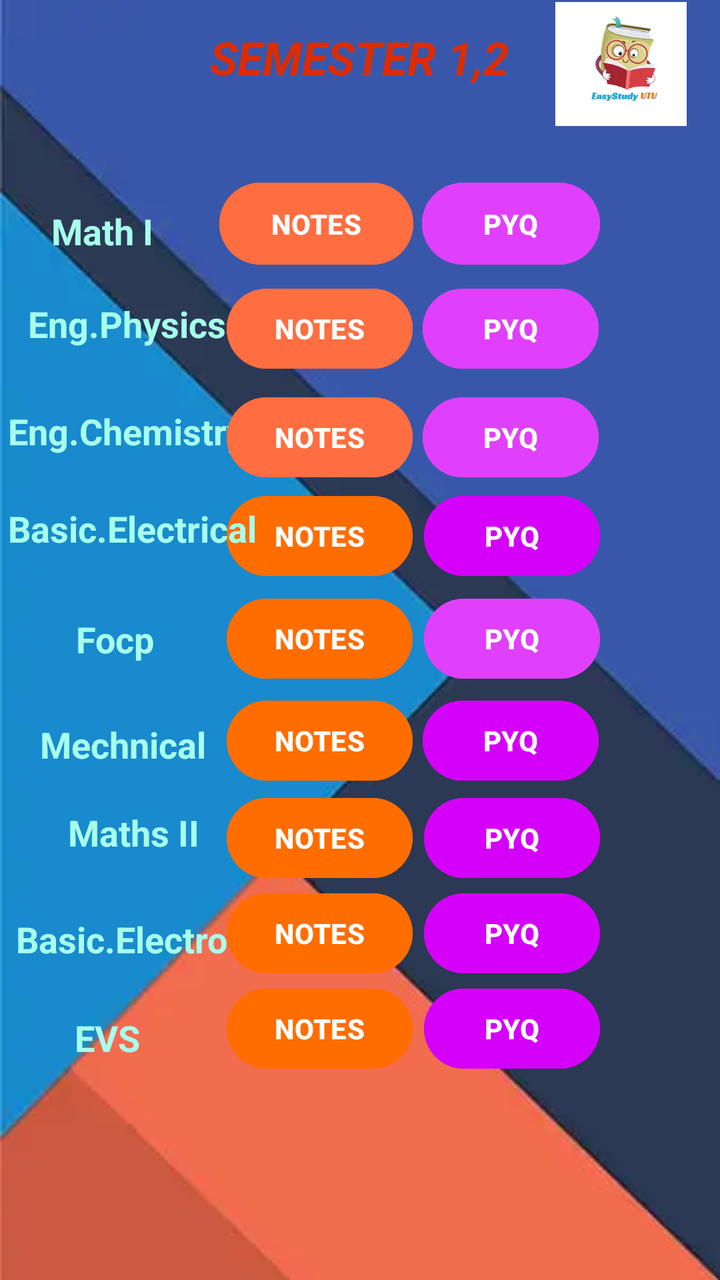
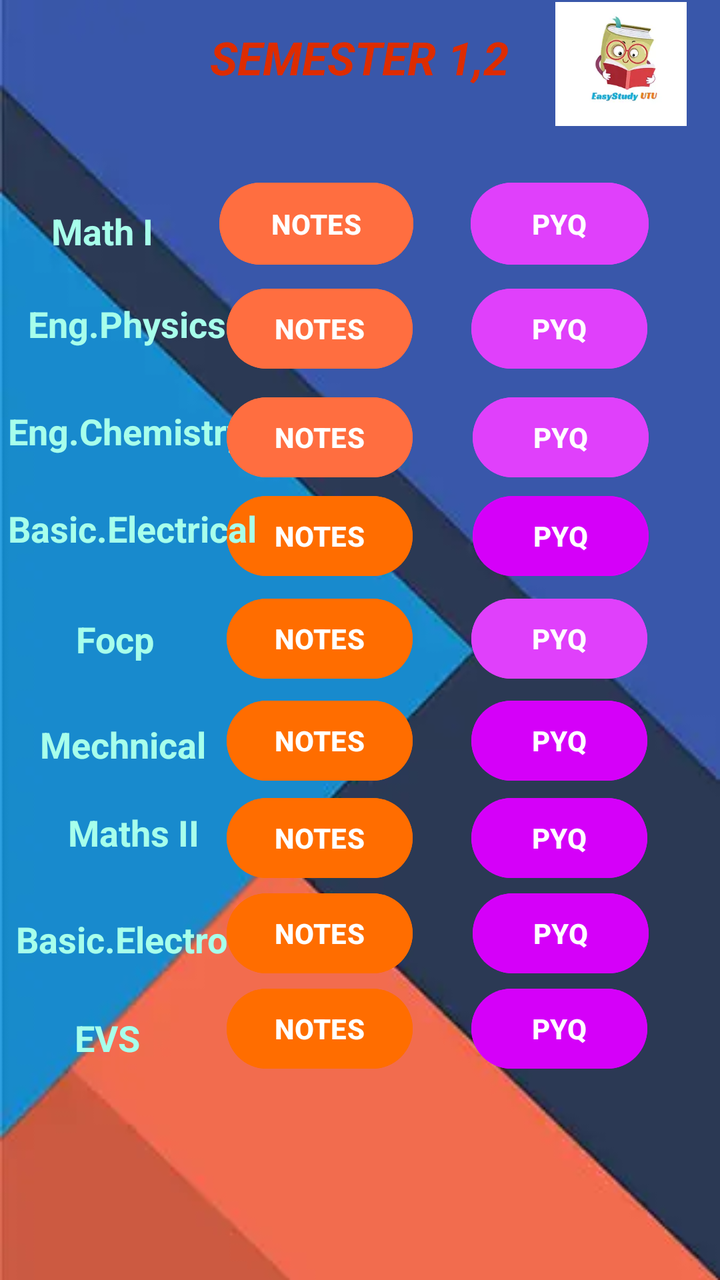

Compare the two renders of this Android layout. The source of the first and the diff that turns it into the second are given below.
<!-- AndroidManifest.xml: application theme Theme.EasyStudyUTU -->
<!-- res/layout/activity_first_year.xml -->
<?xml version="1.0" encoding="utf-8"?>
<androidx.constraintlayout.widget.ConstraintLayout xmlns:android="http://schemas.android.com/apk/res/android"
    xmlns:app="http://schemas.android.com/apk/res-auto"
    xmlns:tools="http://schemas.android.com/tools"
    android:id="@+id/main"
    android:layout_width="match_parent"
    android:layout_height="match_parent"
    android:background="@drawable/background3"
    tools:context=".FirstYear">

    <ImageView
        android:id="@+id/imageView3"
        android:layout_width="71dp"
        android:layout_height="62dp"
        app:layout_constraintBottom_toBottomOf="parent"
        app:layout_constraintEnd_toEndOf="parent"
        app:layout_constraintHorizontal_bias="0.952"
        app:layout_constraintStart_toStartOf="parent"
        app:layout_constraintTop_toTopOf="parent"
        app:layout_constraintVertical_bias="0.002"
        app:srcCompat="@drawable/applogo" />


    <Button
        android:id="@+id/math1notes"
        android:layout_width="97dp"
        android:layout_height="49dp"
        android:backgroundTint="#FF6E40"
        android:text="NOTES"
        android:textStyle="bold"
        app:layout_constraintBottom_toBottomOf="parent"
        app:layout_constraintEnd_toEndOf="parent"
        app:layout_constraintHorizontal_bias="0.417"
        app:layout_constraintStart_toStartOf="parent"
        app:layout_constraintTop_toTopOf="parent"
        app:layout_constraintVertical_bias="0.148" />

    <TextView
        android:id="@+id/textView"
        android:layout_width="wrap_content"
        android:layout_height="wrap_content"
        android:text="SEMESTER 1,2"
        android:textColor="#DD2C00"
        android:textSize="23dp"
        android:textStyle="bold|italic"
        app:layout_constraintBottom_toBottomOf="parent"
        app:layout_constraintEnd_toEndOf="parent"
        app:layout_constraintHorizontal_bias="0.498"
        app:layout_constraintStart_toStartOf="parent"
        app:layout_constraintTop_toTopOf="parent"
        app:layout_constraintVertical_bias="0.022" />

    <TextView
        android:id="@+id/textView2"
        android:layout_width="97dp"
        android:layout_height="29dp"
        android:text="Math I"
        android:textColor="#A7FFEB"
        android:textSize="18dp"
        android:textStyle="bold"
        app:layout_constraintBottom_toBottomOf="parent"
        app:layout_constraintEnd_toEndOf="parent"
        app:layout_constraintHorizontal_bias="0.098"
        app:layout_constraintStart_toStartOf="parent"
        app:layout_constraintTop_toTopOf="parent"
        app:layout_constraintVertical_bias="0.169" />

    <TextView
        android:id="@+id/textView3"
        android:layout_width="wrap_content"
        android:layout_height="wrap_content"
        android:text="Eng.Physics"
        android:textColor="#A7FFEB"
        android:textSize="18dp"
        android:textStyle="bold"
        app:layout_constraintBottom_toBottomOf="parent"
        app:layout_constraintEnd_toEndOf="parent"
        app:layout_constraintHorizontal_bias="0.054"
        app:layout_constraintStart_toStartOf="parent"
        app:layout_constraintTop_toTopOf="parent"
        app:layout_constraintVertical_bias="0.243" />

    <Button
        android:id="@+id/math1pyq"
        android:layout_width="89dp"
        android:layout_height="49dp"
        android:backgroundTint="#E040FB"
        android:text="PYQ"
        android:textStyle="bold"
        app:layout_constraintBottom_toBottomOf="parent"
        app:layout_constraintEnd_toEndOf="parent"
        app:layout_constraintHorizontal_bias="0.779"
        app:layout_constraintStart_toStartOf="parent"
        app:layout_constraintTop_toTopOf="parent"
        app:layout_constraintVertical_bias="0.148" />

    <Button
        android:id="@+id/physicsnotes"
        android:layout_width="wrap_content"
        android:layout_height="wrap_content"
        android:backgroundTint="#FF6E40"
        android:text="NOTES"
        android:textStyle="bold"
        app:layout_constraintBottom_toBottomOf="parent"
        app:layout_constraintEnd_toEndOf="parent"
        app:layout_constraintHorizontal_bias="0.424"
        app:layout_constraintStart_toStartOf="parent"
        app:layout_constraintTop_toTopOf="parent"
        app:layout_constraintVertical_bias="0.237" />

    <Button
        android:id="@+id/physicspyq"
        android:layout_width="wrap_content"
        android:layout_height="wrap_content"
        android:backgroundTint="#E040FB"
        android:text="PYQ"
        android:textStyle="bold"
        app:layout_constraintBottom_toBottomOf="parent"
        app:layout_constraintEnd_toEndOf="parent"
        app:layout_constraintHorizontal_bias="0.777"
        app:layout_constraintStart_toStartOf="parent"
        app:layout_constraintTop_toTopOf="parent"
        app:layout_constraintVertical_bias="0.237" />

    <TextView
        android:id="@+id/textView4"
        android:layout_width="126dp"
        android:layout_height="29dp"
        android:text="Eng.Chemistry"
        android:textColor="#A7FFEB"
        android:textSize="18dp"
        android:textStyle="bold"
        app:layout_constraintBottom_toBottomOf="parent"
        app:layout_constraintEnd_toEndOf="parent"
        app:layout_constraintHorizontal_bias="0.017"
        app:layout_constraintStart_toStartOf="parent"
        app:layout_constraintTop_toTopOf="parent"
        app:layout_constraintVertical_bias="0.333" />

    <Button
        android:id="@+id/chemnotes"
        android:layout_width="wrap_content"
        android:layout_height="wrap_content"
        android:backgroundTint="#FF6E40"
        android:text="NOTES"
        android:textStyle="bold"
        app:layout_constraintBottom_toBottomOf="parent"
        app:layout_constraintEnd_toEndOf="parent"
        app:layout_constraintHorizontal_bias="0.424"
        app:layout_constraintStart_toStartOf="parent"
        app:layout_constraintTop_toTopOf="parent"
        app:layout_constraintVertical_bias="0.329" />

    <Button
        android:id="@+id/chempyq"
        android:layout_width="wrap_content"
        android:layout_height="wrap_content"
        android:backgroundTint="#E040FB"
        android:text="PYQ"
        android:textStyle="bold"
        app:layout_constraintBottom_toBottomOf="parent"
        app:layout_constraintEnd_toEndOf="parent"
        app:layout_constraintHorizontal_bias="0.777"
        app:layout_constraintStart_toStartOf="parent"
        app:layout_constraintTop_toTopOf="parent"
        app:layout_constraintVertical_bias="0.329" />

    <Button
        android:id="@+id/electrinotes"
        android:layout_width="wrap_content"
        android:layout_height="wrap_content"
        android:backgroundTint="#FF6D00"
        android:text="NOTES"
        android:textStyle="bold"
        app:layout_constraintBottom_toBottomOf="parent"
        app:layout_constraintEnd_toEndOf="parent"
        app:layout_constraintHorizontal_bias="0.424"
        app:layout_constraintStart_toStartOf="parent"
        app:layout_constraintTop_toTopOf="parent"
        app:layout_constraintVertical_bias="0.412" />

    <TextView
        android:id="@+id/textView5"
        android:layout_width="126dp"
        android:layout_height="28dp"
        android:text="Basic.Electrical"
        android:textColor="#A7FFEB"
        android:textSize="18dp"
        android:textStyle="bold"
        app:layout_constraintBottom_toBottomOf="parent"
        app:layout_constraintEnd_toEndOf="parent"
        app:layout_constraintHorizontal_bias="0.017"
        app:layout_constraintStart_toStartOf="parent"
        app:layout_constraintTop_toTopOf="parent"
        app:layout_constraintVertical_bias="0.412" />

    <Button
        android:id="@+id/electripyq"
        android:layout_width="wrap_content"
        android:layout_height="wrap_content"
        android:backgroundTint="#D500F9"
        android:text="PYQ"
        android:textStyle="bold"
        app:layout_constraintBottom_toBottomOf="parent"
        app:layout_constraintEnd_toEndOf="parent"
        app:layout_constraintHorizontal_bias="0.78"
        app:layout_constraintStart_toStartOf="parent"
        app:layout_constraintTop_toTopOf="parent"
        app:layout_constraintVertical_bias="0.412" />

    <TextView
        android:id="@+id/textView6"
        android:layout_width="wrap_content"
        android:layout_height="wrap_content"
        android:text="Focp"
        android:textColor="#A7FFEB"
        android:textSize="18dp"
        android:textStyle="bold"
        app:layout_constraintBottom_toBottomOf="parent"
        app:layout_constraintEnd_toEndOf="parent"
        app:layout_constraintHorizontal_bias="0.118"
        app:layout_constraintStart_toStartOf="parent"
        app:layout_constraintTop_toTopOf="parent"
        app:layout_constraintVertical_bias="0.499" />

    <Button
        android:id="@+id/focpnotes"
        android:layout_width="wrap_content"
        android:layout_height="wrap_content"
        android:backgroundTint="#FF6D00"
        android:text="NOTES"
        android:textStyle="bold"
        app:layout_constraintBottom_toBottomOf="parent"
        app:layout_constraintEnd_toEndOf="parent"
        app:layout_constraintHorizontal_bias="0.424"
        app:layout_constraintStart_toStartOf="parent"
        app:layout_constraintTop_toTopOf="parent"
        app:layout_constraintVertical_bias="0.499" />

    <TextView
        android:id="@+id/textView7"
        android:layout_width="wrap_content"
        android:layout_height="wrap_content"
        android:text="Mechnical"
        android:textColor="#A7FFEB"
        android:textSize="18dp"
        android:textStyle="bold"
        app:layout_constraintBottom_toBottomOf="parent"
        app:layout_constraintEnd_toEndOf="parent"
        app:layout_constraintHorizontal_bias="0.072"
        app:layout_constraintStart_toStartOf="parent"
        app:layout_constraintTop_toTopOf="parent"
        app:layout_constraintVertical_bias="0.585" />

    <Button
        android:id="@+id/mechnotes"
        android:layout_width="wrap_content"
        android:layout_height="wrap_content"
        android:backgroundTint="#FF6D00"
        android:text="NOTES"
        android:textStyle="bold"
        app:layout_constraintBottom_toBottomOf="parent"
        app:layout_constraintEnd_toEndOf="parent"
        app:layout_constraintHorizontal_bias="0.424"
        app:layout_constraintStart_toStartOf="parent"
        app:layout_constraintTop_toTopOf="parent"
        app:layout_constraintVertical_bias="0.585" />

    <Button
        android:id="@+id/mechpyq"
        android:layout_width="wrap_content"
        android:layout_height="wrap_content"
        android:backgroundTint="#D500F9"
        android:text="PYQ"
        android:textStyle="bold"
        app:layout_constraintBottom_toBottomOf="parent"
        app:layout_constraintEnd_toEndOf="parent"
        app:layout_constraintHorizontal_bias="0.777"
        app:layout_constraintStart_toStartOf="parent"
        app:layout_constraintTop_toTopOf="parent"
        app:layout_constraintVertical_bias="0.585" />

    <TextView
        android:id="@+id/textView8"
        android:layout_width="wrap_content"
        android:layout_height="wrap_content"
        android:text="Maths II"
        android:textColor="#A7FFEB"
        android:textSize="18dp"
        android:textStyle="bold"
        app:layout_constraintBottom_toBottomOf="parent"
        app:layout_constraintEnd_toEndOf="parent"
        app:layout_constraintHorizontal_bias="0.115"
        app:layout_constraintStart_toStartOf="parent"
        app:layout_constraintTop_toTopOf="parent"
        app:layout_constraintVertical_bias="0.656" />

    <Button
        android:id="@+id/math2notes"
        android:layout_width="wrap_content"
        android:layout_height="wrap_content"
        android:backgroundTint="#FF6D00"
        android:text="NOTES"
        android:textStyle="bold"
        app:layout_constraintBottom_toBottomOf="parent"
        app:layout_constraintEnd_toEndOf="parent"
        app:layout_constraintHorizontal_bias="0.424"
        app:layout_constraintStart_toStartOf="parent"
        app:layout_constraintTop_toTopOf="parent"
        app:layout_constraintVertical_bias="0.667" />

    <Button
        android:id="@+id/math2pyq"
        android:layout_width="wrap_content"
        android:layout_height="wrap_content"
        android:backgroundTint="#D500F9"
        android:text="PYQ"
        android:textStyle="bold"
        app:layout_constraintBottom_toBottomOf="parent"
        app:layout_constraintEnd_toEndOf="parent"
        app:layout_constraintHorizontal_bias="0.78"
        app:layout_constraintStart_toStartOf="parent"
        app:layout_constraintTop_toTopOf="parent"
        app:layout_constraintVertical_bias="0.667" />

    <TextView
        android:id="@+id/textView9"
        android:layout_width="wrap_content"
        android:layout_height="wrap_content"
        android:text="Basic.Electro"
        android:textColor="#A7FFEB"
        android:textSize="18dp"
        android:textStyle="bold"
        app:layout_constraintBottom_toBottomOf="parent"
        app:layout_constraintEnd_toEndOf="parent"
        app:layout_constraintHorizontal_bias="0.032"
        app:layout_constraintStart_toStartOf="parent"
        app:layout_constraintTop_toTopOf="parent"
        app:layout_constraintVertical_bias="0.743" />

    <Button
        android:id="@+id/digitalelectronotes"
        android:layout_width="wrap_content"
        android:layout_height="wrap_content"
        android:backgroundTint="#FF6D00"
        android:text="NOTES"
        android:textStyle="bold"
        app:layout_constraintBottom_toBottomOf="parent"
        app:layout_constraintEnd_toEndOf="parent"
        app:layout_constraintHorizontal_bias="0.424"
        app:layout_constraintStart_toStartOf="parent"
        app:layout_constraintTop_toTopOf="parent"
        app:layout_constraintVertical_bias="0.748" />

    <Button
        android:id="@+id/digitalelectropyq"
        android:layout_width="wrap_content"
        android:layout_height="wrap_content"
        android:backgroundTint="#D500F9"
        android:text="PYQ"
        android:textStyle="bold"
        app:layout_constraintBottom_toBottomOf="parent"
        app:layout_constraintEnd_toEndOf="parent"
        app:layout_constraintHorizontal_bias="0.78"
        app:layout_constraintStart_toStartOf="parent"
        app:layout_constraintTop_toTopOf="parent"
        app:layout_constraintVertical_bias="0.748" />

    <TextView
        android:id="@+id/textView10"
        android:layout_width="63dp"
        android:layout_height="31dp"
        android:text="EVS"
        android:textColor="#A7FFEB"
        android:textSize="18dp"
        android:textStyle="bold"
        app:layout_constraintBottom_toBottomOf="parent"
        app:layout_constraintEnd_toEndOf="parent"
        app:layout_constraintHorizontal_bias="0.126"
        app:layout_constraintStart_toStartOf="parent"
        app:layout_constraintTop_toTopOf="parent"
        app:layout_constraintVertical_bias="0.832" />

    <Button
        android:id="@+id/evsnotes"
        android:layout_width="wrap_content"
        android:layout_height="wrap_content"
        android:backgroundTint="#FF6D00"
        android:text="NOTES"
        android:textStyle="bold"
        app:layout_constraintBottom_toBottomOf="parent"
        app:layout_constraintEnd_toEndOf="parent"
        app:layout_constraintHorizontal_bias="0.424"
        app:layout_constraintStart_toStartOf="parent"
        app:layout_constraintTop_toTopOf="parent"
        app:layout_constraintVertical_bias="0.828" />

    <Button
        android:id="@+id/evspyq"
        android:layout_width="wrap_content"
        android:layout_height="wrap_content"
        android:backgroundTint="#D500F9"
        android:text="PYQ"
        android:textStyle="bold"
        app:layout_constraintBottom_toBottomOf="parent"
        app:layout_constraintEnd_toEndOf="parent"
        app:layout_constraintHorizontal_bias="0.78"
        app:layout_constraintStart_toStartOf="parent"
        app:layout_constraintTop_toTopOf="parent"
        app:layout_constraintVertical_bias="0.828" />

    <Button
        android:id="@+id/focppyq"
        android:layout_width="wrap_content"
        android:layout_height="wrap_content"
        android:backgroundTint="#E040FB"
        android:text="PYQ"
        android:textStyle="bold"
        app:layout_constraintBottom_toBottomOf="parent"
        app:layout_constraintEnd_toEndOf="parent"
        app:layout_constraintHorizontal_bias="0.78"
        app:layout_constraintStart_toStartOf="parent"
        app:layout_constraintTop_toTopOf="parent"
        app:layout_constraintVertical_bias="0.499" />


</androidx.constraintlayout.widget.ConstraintLayout>
<!-- resources referenced by this layout -->
<resources>
  <!-- drawable applogo: webp bitmap (drawable, 4716 bytes) -->
  <!-- drawable background3: webp bitmap (drawable, 3260 bytes) -->
  <style name="Theme.EasyStudyUTU" parent="Base.Theme.EasyStudyUTU" />
  <style name="Base.Theme.EasyStudyUTU" parent="Theme.Material3.DayNight.NoActionBar">
          
          
      </style>
</resources>

<!-- the commit's change to res/layout/activity_first_year.xml (unified diff, before → after) -->
@@ -89,7 +89,7 @@
         android:textStyle="bold"
         app:layout_constraintBottom_toBottomOf="parent"
         app:layout_constraintEnd_toEndOf="parent"
-        app:layout_constraintHorizontal_bias="0.779"
+        app:layout_constraintHorizontal_bias="0.869"
         app:layout_constraintStart_toStartOf="parent"
         app:layout_constraintTop_toTopOf="parent"
         app:layout_constraintVertical_bias="0.148" />
@@ -117,7 +117,7 @@
         android:textStyle="bold"
         app:layout_constraintBottom_toBottomOf="parent"
         app:layout_constraintEnd_toEndOf="parent"
-        app:layout_constraintHorizontal_bias="0.777"
+        app:layout_constraintHorizontal_bias="0.866"
         app:layout_constraintStart_toStartOf="parent"
         app:layout_constraintTop_toTopOf="parent"
         app:layout_constraintVertical_bias="0.237" />
@@ -160,7 +160,7 @@
         android:textStyle="bold"
         app:layout_constraintBottom_toBottomOf="parent"
         app:layout_constraintEnd_toEndOf="parent"
-        app:layout_constraintHorizontal_bias="0.777"
+        app:layout_constraintHorizontal_bias="0.869"
         app:layout_constraintStart_toStartOf="parent"
         app:layout_constraintTop_toTopOf="parent"
         app:layout_constraintVertical_bias="0.329" />
@@ -203,7 +203,7 @@
         android:textStyle="bold"
         app:layout_constraintBottom_toBottomOf="parent"
         app:layout_constraintEnd_toEndOf="parent"
-        app:layout_constraintHorizontal_bias="0.78"
+        app:layout_constraintHorizontal_bias="0.869"
         app:layout_constraintStart_toStartOf="parent"
         app:layout_constraintTop_toTopOf="parent"
         app:layout_constraintVertical_bias="0.412" />
@@ -275,7 +275,7 @@
         android:textStyle="bold"
         app:layout_constraintBottom_toBottomOf="parent"
         app:layout_constraintEnd_toEndOf="parent"
-        app:layout_constraintHorizontal_bias="0.777"
+        app:layout_constraintHorizontal_bias="0.866"
         app:layout_constraintStart_toStartOf="parent"
         app:layout_constraintTop_toTopOf="parent"
         app:layout_constraintVertical_bias="0.585" />
@@ -318,7 +318,7 @@
         android:textStyle="bold"
         app:layout_constraintBottom_toBottomOf="parent"
         app:layout_constraintEnd_toEndOf="parent"
-        app:layout_constraintHorizontal_bias="0.78"
+        app:layout_constraintHorizontal_bias="0.866"
         app:layout_constraintStart_toStartOf="parent"
         app:layout_constraintTop_toTopOf="parent"
         app:layout_constraintVertical_bias="0.667" />
@@ -361,7 +361,7 @@
         android:textStyle="bold"
         app:layout_constraintBottom_toBottomOf="parent"
         app:layout_constraintEnd_toEndOf="parent"
-        app:layout_constraintHorizontal_bias="0.78"
+        app:layout_constraintHorizontal_bias="0.869"
         app:layout_constraintStart_toStartOf="parent"
         app:layout_constraintTop_toTopOf="parent"
         app:layout_constraintVertical_bias="0.748" />
@@ -404,7 +404,7 @@
         android:textStyle="bold"
         app:layout_constraintBottom_toBottomOf="parent"
         app:layout_constraintEnd_toEndOf="parent"
-        app:layout_constraintHorizontal_bias="0.78"
+        app:layout_constraintHorizontal_bias="0.866"
         app:layout_constraintStart_toStartOf="parent"
         app:layout_constraintTop_toTopOf="parent"
         app:layout_constraintVertical_bias="0.828" />
@@ -418,7 +418,7 @@
         android:textStyle="bold"
         app:layout_constraintBottom_toBottomOf="parent"
         app:layout_constraintEnd_toEndOf="parent"
-        app:layout_constraintHorizontal_bias="0.78"
+        app:layout_constraintHorizontal_bias="0.866"
         app:layout_constraintStart_toStartOf="parent"
         app:layout_constraintTop_toTopOf="parent"
         app:layout_constraintVertical_bias="0.499" />
